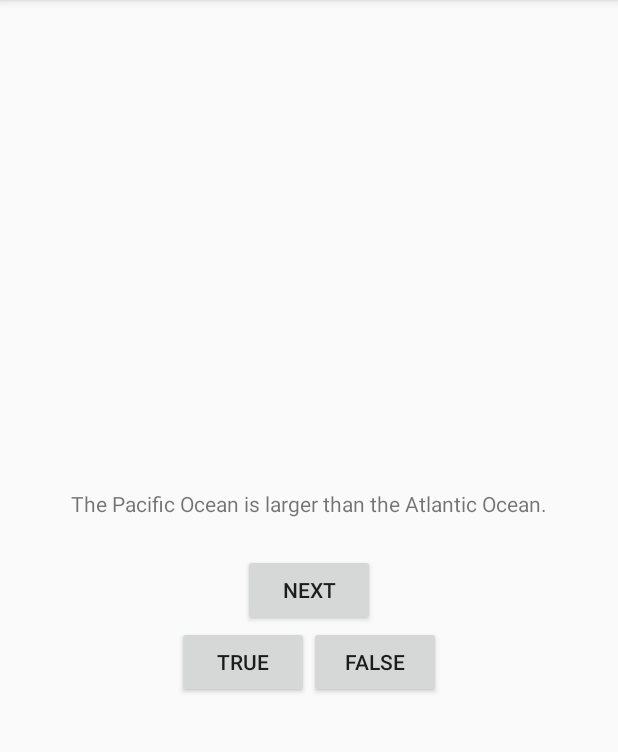
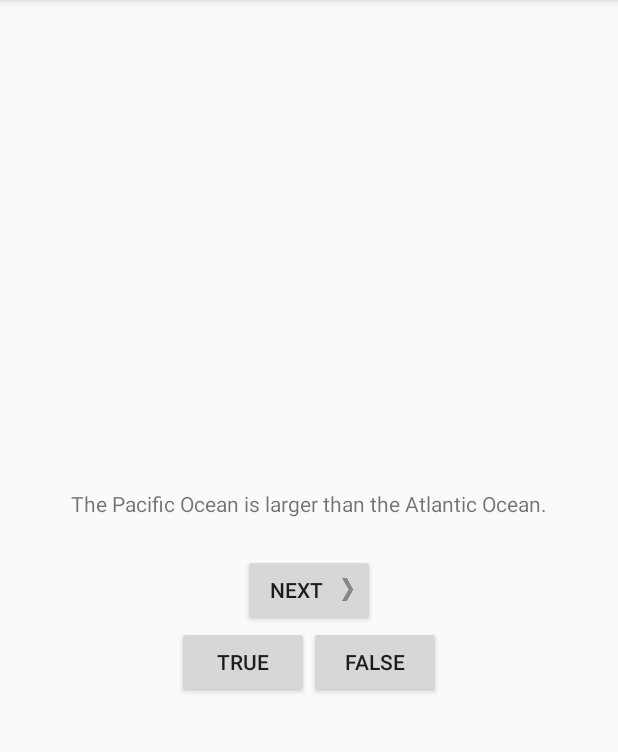
Before and after one commit to cskiro/GeoQuiz, an Android app: the screen it shows after launch (QuizActivity), on a phone screen of 412 x 824 dp, the part 84-836 px from its top. Run offline under Robolectric (Android 15) with nearby library versions, the phone set to English and light mode, and no system bars.

Commit message:
Adding an icon to the Next button

```diff
--- a/app/src/main/res/layout/activity_quiz.xml
+++ b/app/src/main/res/layout/activity_quiz.xml
@@ -18,8 +18,9 @@
         android:id="@+id/next_button"
         android:layout_width="wrap_content"
         android:layout_height="wrap_content"
-        android:text="Next"/>
-
+        android:text="Next"
+        android:drawableRight="@drawable/arrow_right"
+        android:drawablePadding="4dp" />
     <LinearLayout
         android:layout_width="wrap_content"
         android:layout_height="wrap_content"
```
